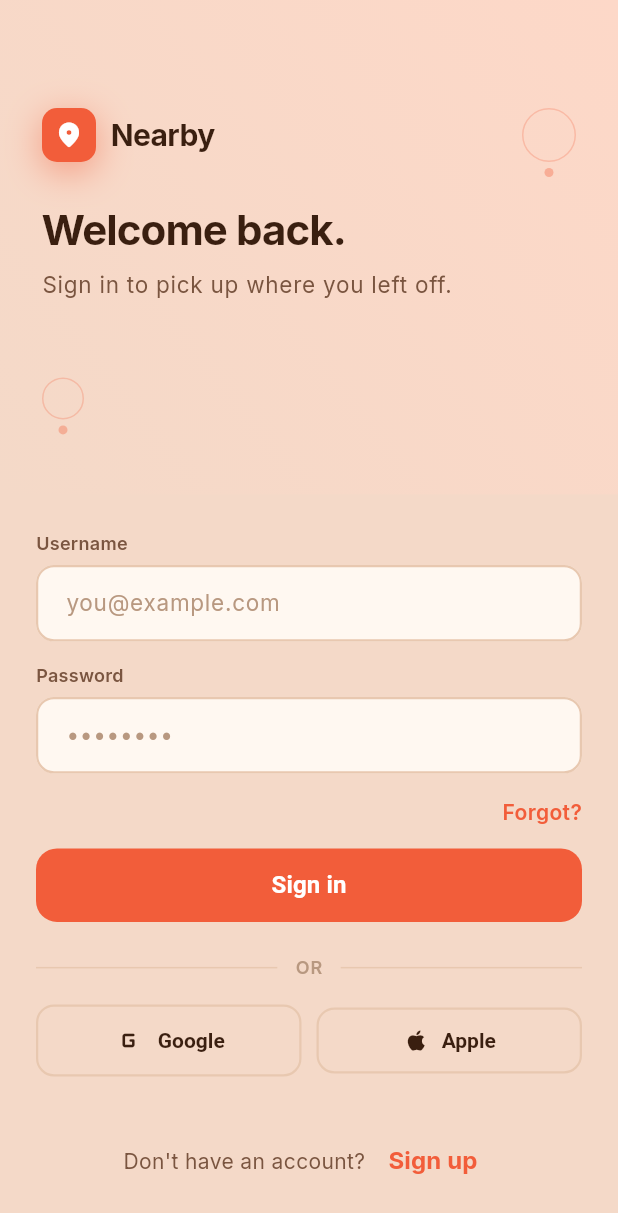
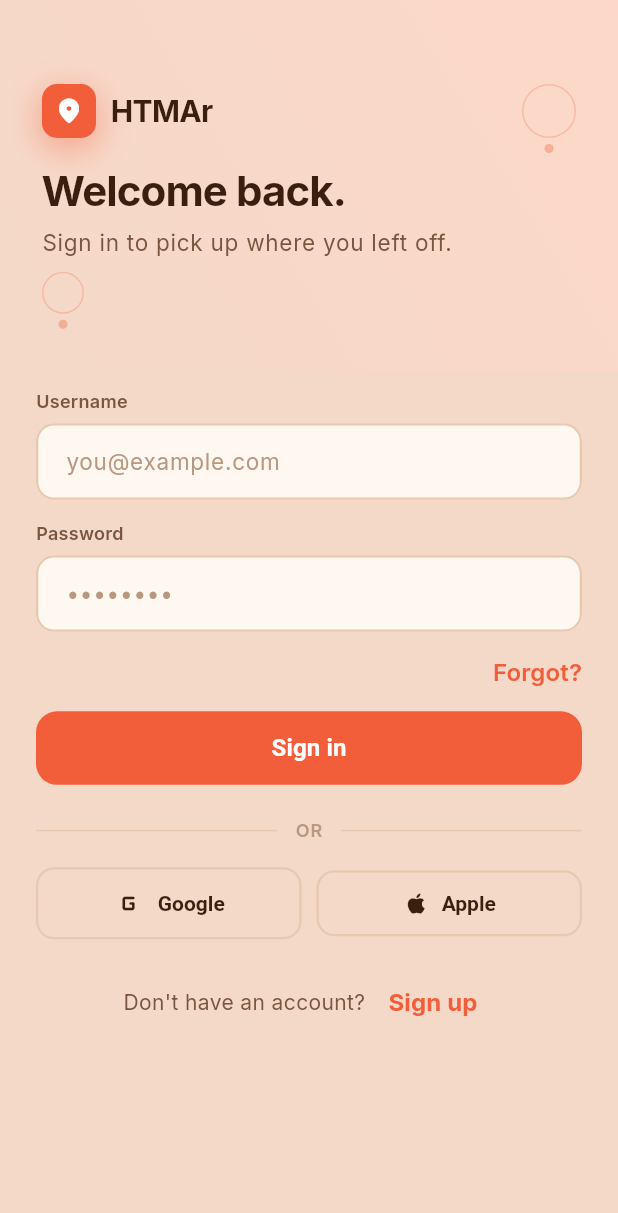
Before and after one commit to wyldebill/htmaduex, a Flutter app: the screen it shows after launch, on a phone screen of 412 x 824 dp. Shown: the top 1213 px of the screen. Run offline on Flutter 3.47's test engine with Material 3 defaults, Android fonts, the phone set to English and light mode, and no system bars; our stand-ins replace cloud_firestore, firebase_auth, firebase_core, go_router, google_fonts, google_maps_flutter; accounts and stored records are empty.

Commit message:
feat: Implement email verification status management and enhance authentication flow (#14)
- Add EmailVerificationStatusStore to manage email verification states in Firestore.
- Update FirebaseAuthService to utilize EmailVerificationStatusStore for tracking verification status.
- Modify sign-in and sign-up processes to handle email verification more effectively.
- Enhance login screen with loading indicators and improved user feedback for authentication errors.
- Create verification screen with user-friendly messages for resend verification actions.
- Add tests for authentication service and verification screen to ensure proper functionality.
- Update pubspec.yaml and pubspec.lock to include cloud_firestore dependency.
- Add Firestore rules for user state management.
- Update .gitignore to exclude admin/dist directory.

```diff
--- /dev/null
+++ b/lib/auth/email_verification_status_store.dart
@@ -0,0 +1,41 @@
+import 'package:cloud_firestore/cloud_firestore.dart';
+
+abstract class EmailVerificationStatusStore {
+  Future<void> markPendingVerification({
+    required String uid,
+    required String email,
+  });
+
+  Future<void> markVerified({required String uid});
+}
+
+class FirestoreEmailVerificationStatusStore
+    implements EmailVerificationStatusStore {
+  FirestoreEmailVerificationStatusStore({FirebaseFirestore? firestore})
+    : _firestore = firestore ?? FirebaseFirestore.instance;
+
+  final FirebaseFirestore _firestore;
+
+  DocumentReference<Map<String, dynamic>> _userStateDoc(String uid) =>
+      _firestore.collection('user_state').doc(uid);
+
+  @override
+  Future<void> markPendingVerification({
+    required String uid,
+    required String email,
+  }) async {
+    await _userStateDoc(uid).set(<String, dynamic>{
+      'email': email,
+      'emailVerificationPending': true,
+      'updatedAt': FieldValue.serverTimestamp(),
+    }, SetOptions(merge: true));
+  }
+
+  @override
+  Future<void> markVerified({required String uid}) async {
+    await _userStateDoc(uid).set(<String, dynamic>{
+      'emailVerificationPending': false,
+      'updatedAt': FieldValue.serverTimestamp(),
+    }, SetOptions(merge: true));
+  }
+}
--- a/lib/screens/login_screen.dart
+++ b/lib/screens/login_screen.dart
@@ -18,6 +18,7 @@ class _LoginScreenState extends State<LoginScreen> {
   final TextEditingController _usernameController = TextEditingController();
   final TextEditingController _passwordController = TextEditingController();
   bool _signInMode = true;
+  bool _isSubmitting = false;
   late final AuthService _authService;
 
   @override
@@ -34,6 +35,8 @@ class _LoginScreenState extends State<LoginScreen> {
   }
 
   Future<void> _continue() async {
+    if (_isSubmitting) return;
+
     final String email = _usernameController.text.trim();
     final String password = _passwordController.text;
     if (email.isEmpty || password.isEmpty) {
@@ -41,6 +44,7 @@ class _LoginScreenState extends State<LoginScreen> {
       return;
     }
 
+    setState(() => _isSubmitting = true);
     try {
       if (_signInMode) {
         await _authService.signIn(email: email, password: password);
@@ -61,32 +65,51 @@ class _LoginScreenState extends State<LoginScreen> {
         return;
       }
       if (e.code == 'email-not-verified-expired') {
-        _showMessage(e.message ?? 'Verification window expired. Please create a new account.');
+        _showMessage(
+          e.message ??
+              'Verification window expired. Please create a new account.',
+        );
         return;
       }
 
-      _showMessage(e.message ?? 'Authentication failed.');
+      _showMessage(_friendlyAuthMessage(e));
     } catch (_) {
       _showMessage('Authentication failed.');
+    } finally {
+      if (mounted) {
+        setState(() => _isSubmitting = false);
+      }
     }
   }
 
+  String _friendlyAuthMessage(FirebaseAuthException exception) {
+    if (exception.code == 'too-many-requests') {
+      return 'Too many attempts from this device. Please wait a bit and try again.';
+    }
+    return exception.message ?? 'Authentication failed.';
+  }
+
   void _showMessage(String message) {
-    ScaffoldMessenger.of(
-      context,
-    ).showSnackBar(SnackBar(content: Text(message)));
+    final ScaffoldMessengerState messenger = ScaffoldMessenger.of(context);
+    messenger.hideCurrentSnackBar();
+    messenger.showSnackBar(SnackBar(content: Text(message)));
+  }
+
+  void _showNotImplementedMessage(String feature) {
+    _showMessage('$feature is not implemented yet.');
   }
 
   @override
   Widget build(BuildContext context) {
     return Scaffold(
+      resizeToAvoidBottomInset: false,
       body: Column(
         children: <Widget>[
           Expanded(
-            flex: 4,
+            flex: 3,
             child: Container(
               width: double.infinity,
-              padding: const EdgeInsets.fromLTRB(28, 72, 28, 32),
+              padding: const EdgeInsets.fromLTRB(28, 56, 28, 20),
               decoration: BoxDecoration(
                 gradient: LinearGradient(
                   begin: Alignment.topRight,
@@ -127,7 +150,7 @@ class _LoginScreenState extends State<LoginScreen> {
                           ),
                           const SizedBox(width: 10),
                           const Text(
-                            'Nearby',
+                            'HTMAr',
                             style: TextStyle(
                               fontSize: 20,
                               fontWeight: FontWeight.w700,
@@ -136,14 +159,16 @@ class _LoginScreenState extends State<LoginScreen> {
                           ),
                         ],
                       ),
-                      const SizedBox(height: 28),
+                      const SizedBox(height: 18),
                       Text(
                         _signInMode
                             ? 'Welcome back.'
                             : 'Make the neighborhood yours.',
                         style: Theme.of(context).textTheme.displayLarge,
+                        maxLines: 1,
+                        overflow: TextOverflow.ellipsis,
                       ),
-                      const SizedBox(height: 8),
+                      const SizedBox(height: 6),
                       Text(
                         _signInMode
                             ? 'Sign in to pick up where you left off.'
@@ -151,6 +176,8 @@ class _LoginScreenState extends State<LoginScreen> {
                         style: Theme.of(context).textTheme.bodyLarge?.copyWith(
                           color: AppColors.inkSoft,
                         ),
+                        maxLines: 2,
+                        overflow: TextOverflow.ellipsis,
                       ),
                     ],
                   ),
@@ -159,12 +186,19 @@ class _LoginScreenState extends State<LoginScreen> {
             ),
           ),
           Expanded(
-            flex: 6,
+            flex: 7,
             child: SafeArea(
               top: false,
-              child: Padding(
-                padding: const EdgeInsets.fromLTRB(24, 24, 24, 20),
+              child: LayoutBuilder(
+                builder: (BuildContext context, BoxConstraints constraints) {
+                  return SingleChildScrollView(
+                    padding: const EdgeInsets.fromLTRB(24, 12, 24, 20),
+                    child: ConstrainedBox(
+                      constraints: BoxConstraints(
+                        minHeight: constraints.maxHeight - 20,
+                      ),
                       child: Column(
+                        mainAxisSize: MainAxisSize.min,
                         children: <Widget>[
                           _field(
                             label: 'Username',
@@ -182,7 +216,22 @@ class _LoginScreenState extends State<LoginScreen> {
                             Align(
                               alignment: Alignment.centerRight,
                               child: Padding(
-                          padding: const EdgeInsets.only(top: 2, bottom: 14),
+                                padding: const EdgeInsets.only(
+                                  top: 2,
+                                  bottom: 14,
+                                ),
+                                child: TextButton(
+                                  onPressed: _isSubmitting
+                                      ? null
+                                      : () => _showNotImplementedMessage(
+                                        'Forgot password',
+                                      ),
+                                  style: TextButton.styleFrom(
+                                    padding: EdgeInsets.zero,
+                                    minimumSize: Size.zero,
+                                    tapTargetSize:
+                                        MaterialTapTargetSize.shrinkWrap,
+                                  ),
                                   child: Text(
                                     'Forgot?',
                                     style: TextStyle(
@@ -192,11 +241,38 @@ class _LoginScreenState extends State<LoginScreen> {
                                   ),
                                 ),
                               ),
+                            ),
                           SizedBox(
                             width: double.infinity,
                             child: ElevatedButton(
-                        onPressed: () => _continue(),
-                        child: Text(_signInMode ? 'Sign in' : 'Create account'),
+                              onPressed: _isSubmitting
+                                  ? null
+                                  : () => _continue(),
+                              child: _isSubmitting
+                                  ? Row(
+                                      mainAxisSize: MainAxisSize.min,
+                                      children: <Widget>[
+                                        const SizedBox(
+                                          width: 16,
+                                          height: 16,
+                                          child: CircularProgressIndicator(
+                                            strokeWidth: 2.2,
+                                            color: Colors.white,
+                                          ),
+                                        ),
+                                        const SizedBox(width: 10),
+                                        Text(
+                                          _signInMode
+                                              ? 'Signing in...'
+                                              : 'Creating...',
+                                        ),
+                                      ],
+                                    )
+                                  : Text(
+                                      _signInMode
+                                          ? 'Sign in'
+                                          : 'Create account',
+                                    ),
                             ),
                           ),
                           const SizedBox(height: 22),
@@ -204,7 +280,9 @@ class _LoginScreenState extends State<LoginScreen> {
                             children: <Widget>[
                               const Expanded(child: Divider()),
                               Padding(
-                          padding: const EdgeInsets.symmetric(horizontal: 12),
+                                padding: const EdgeInsets.symmetric(
+                                  horizontal: 12,
+                                ),
                                 child: Text(
                                   'OR',
                                   style: TextStyle(
@@ -223,7 +301,13 @@ class _LoginScreenState extends State<LoginScreen> {
                             children: <Widget>[
                               Expanded(
                                 child: OutlinedButton.icon(
-                            onPressed: () => _continue(),
+                                  onPressed: _isSubmitting
+                                      ? null
+                                      : () => _showNotImplementedMessage(
+                                        _signInMode
+                                            ? 'Google sign in'
+                                            : 'Google sign up',
+                                      ),
                                   icon: const Icon(
                                     Icons.g_mobiledata_rounded,
                                     size: 22,
@@ -234,14 +318,20 @@ class _LoginScreenState extends State<LoginScreen> {
                               const SizedBox(width: 10),
                               Expanded(
                                 child: OutlinedButton.icon(
-                            onPressed: () => _continue(),
+                                  onPressed: _isSubmitting
+                                      ? null
+                                      : () => _showNotImplementedMessage(
+                                        _signInMode
+                                            ? 'Apple sign in'
+                                            : 'Apple sign up',
+                                      ),
                                   icon: const Icon(Icons.apple_rounded),
                                   label: const Text('Apple'),
                                 ),
                               ),
                             ],
                           ),
-                    const Spacer(),
+                          const SizedBox(height: 18),
                           Wrap(
                             alignment: WrapAlignment.center,
                             crossAxisAlignment: WrapCrossAlignment.center,
@@ -257,7 +347,11 @@ class _LoginScreenState extends State<LoginScreen> {
                                 ),
                               ),
                               TextButton(
-                          onPressed: () => setState(() => _signInMode = !_signInMode),
+                                onPressed: _isSubmitting
+                                    ? null
+                                    : () => setState(
+                                        () => _signInMode = !_signInMode,
+                                      ),
                                 child: Text(
                                   _signInMode ? 'Sign up' : 'Sign in',
                                   style: const TextStyle(
@@ -271,6 +365,9 @@ class _LoginScreenState extends State<LoginScreen> {
                           const SizedBox(height: 6),
                         ],
                       ),
+                    ),
+                  );
+                },
               ),
             ),
           ),
@@ -304,6 +401,7 @@ class _LoginScreenState extends State<LoginScreen> {
             controller: controller,
             obscureText: obscureText,
             onSubmitted: (_) => _continue(),
+            onTapOutside: (_) => FocusScope.of(context).unfocus(),
             decoration: InputDecoration(hintText: hint),
           ),
         ],
--- a/pubspec.yaml
+++ b/pubspec.yaml
@@ -40,6 +40,7 @@ dependencies:
   google_fonts: ^6.2.1
   firebase_core: ^3.15.1
   firebase_auth: ^5.6.2
+  cloud_firestore: ^5.6.11
 
 dev_dependencies:
   flutter_test:
```
Also changed, not shown: lib/auth/auth_service.dart (+74 -15 lines), lib/screens/verification_screen.dart (+23 -9 lines), firebase.json, pubspec.lock, 6 other files. Lines whose indentation alone changed are shown as unchanged.
